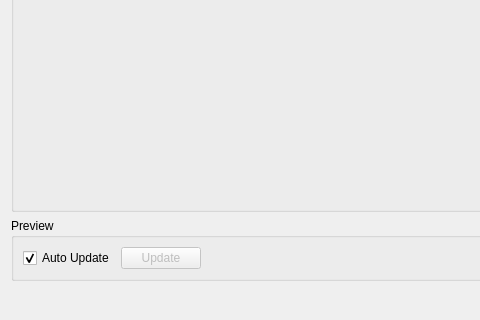
Qt form mantidimaging/gui/ui/filters_window.ui (mantidproject/mantidimaging) before a commit; both pictures show x 0 to 480 and y 280 to 600 of the 800 by 600 pixel window.
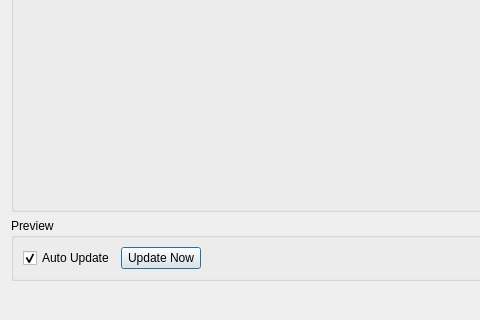
The same form after that commit.

Commit message: Always allow manual preview update

The edit to the form file:
```diff
--- a/mantidimaging/gui/ui/filters_window.ui
+++ b/mantidimaging/gui/ui/filters_window.ui
@@ -84,10 +84,10 @@
           <item>
            <widget class="QPushButton" name="updatePreviewButton">
             <property name="enabled">
-             <bool>false</bool>
+             <bool>true</bool>
             </property>
             <property name="text">
-             <string>Update</string>
+             <string>Update Now</string>
             </property>
            </widget>
           </item>
```
Left out of the diff: 16 changed lines with no effect on the pictures.
